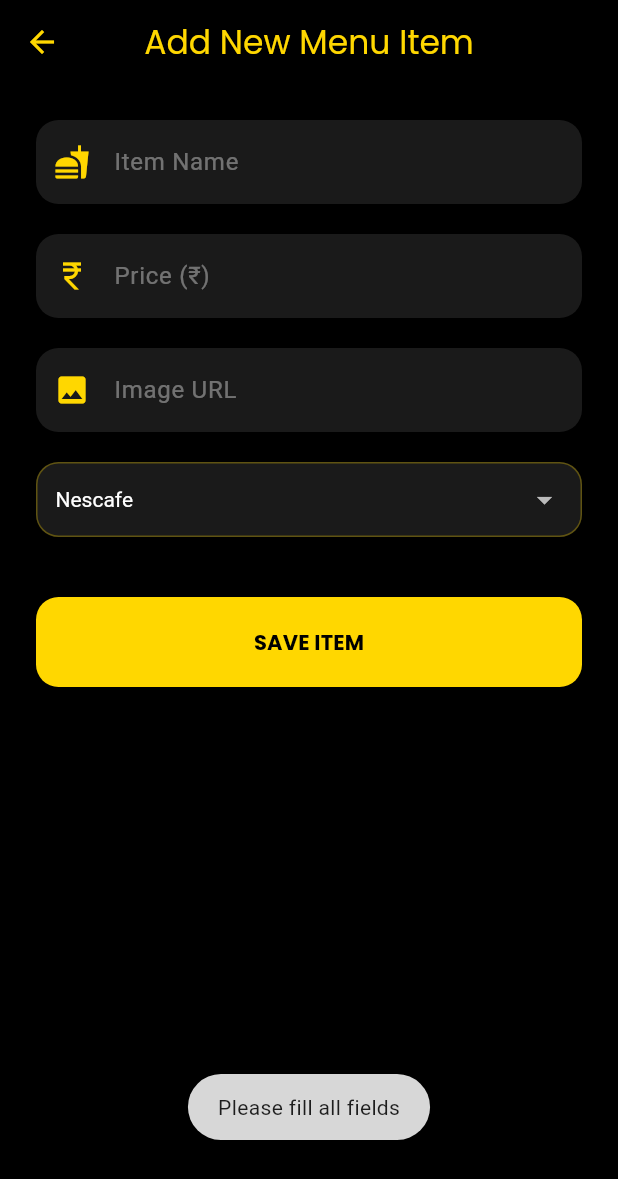
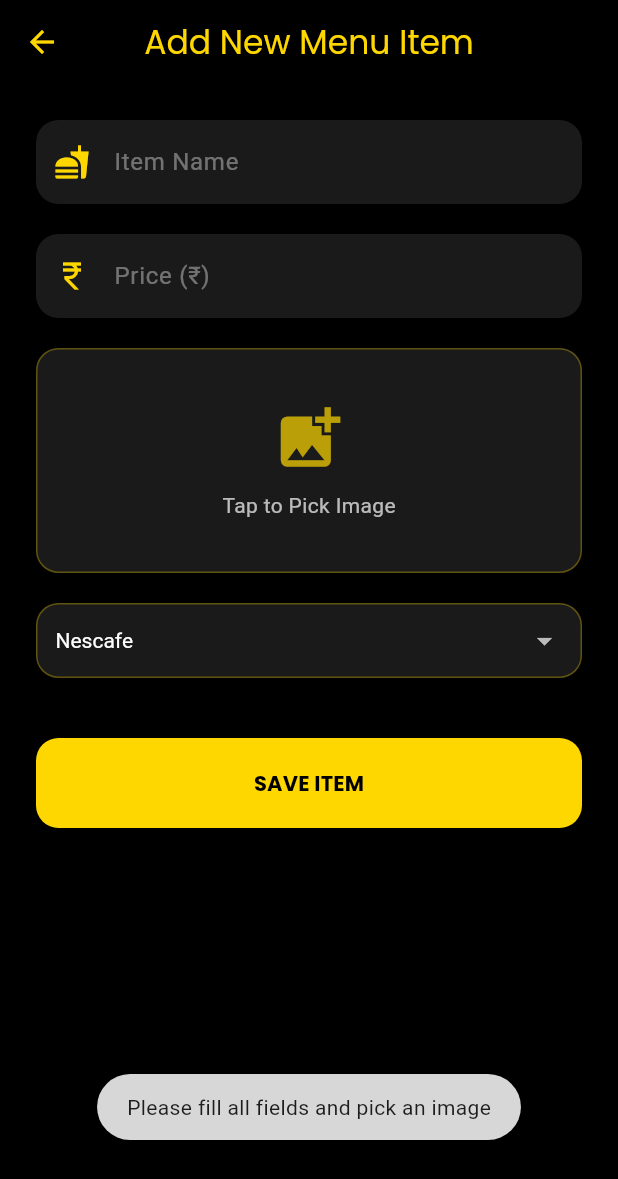
Before and after one commit to ChandniPoddar/hunger_zone, a Flutter app: the AddItemScreen screen opened directly, after a tap on "SAVE ITEM", on a phone screen of 412 x 824 dp. Shown: the top 1179 px of the screen. Run offline on Flutter 3.47's test engine with Material 3 defaults, Android fonts, the phone set to English and light mode, and no system bars; our stand-ins replace cached_network_image, fluttertoast, google_fonts, image_picker, shared_preferences; missing offline and left inert: razorpay_flutter; accounts and stored records are empty; network calls fail.

Commit message:
image upload system completed

```diff
--- a/ggiCanteenBackend/package.json
+++ b/ggiCanteenBackend/package.json
@@ -26,6 +26,7 @@
     "cors": "^2.8.6",
     "dotenv": "^17.3.1",
     "express": "^5.2.1",
-    "mongoose": "^9.3.0"
+    "mongoose": "^9.3.0",
+    "multer": "^2.1.1"
   }
 }
--- a/lib/providers/cart_provider.dart
+++ b/lib/providers/cart_provider.dart
@@ -9,7 +9,7 @@ class CartProvider with ChangeNotifier {
 
   final Map<String, CartItem> _items = {};
 
-  static const String baseUrl = "http://10.0.2.2:5000";
+  static const String baseUrl = "http://172.20.2.13:5000";
 
   Map<String, CartItem> get items => {..._items};
 
--- a/lib/screens/admin/add_edit_product_screen.dart
+++ b/lib/screens/admin/add_edit_product_screen.dart
@@ -28,7 +28,7 @@ class _AddEditProductScreenState extends State<AddEditProductScreen> {
   bool _isAvailable = true;
 
   /// CHANGE THIS TO YOUR NODE SERVER
-  final String baseUrl = "http://10.0.2.2:5000/products";
+  final String baseUrl = "http://172.20.2.13:5000/products";
 
   final List<String> _categories = [
     'Nescafe',
--- a/lib/screens/admin/canteen_admin_dashboard.dart
+++ b/lib/screens/admin/canteen_admin_dashboard.dart
@@ -26,7 +26,7 @@ class _CanteenAdminDashboardState extends State<CanteenAdminDashboard>
   bool loading = true;
 
   /// CHANGE IF USING REAL DEVICE
-  final String apiUrl = "http://10.0.2.2:5000/api/orders/canteen";
+  final String apiUrl = "http://172.20.2.13:5000/api/orders/canteen";
 
   @override
   void initState() {
@@ -62,7 +62,7 @@ class _CanteenAdminDashboardState extends State<CanteenAdminDashboard>
 
   Future<void> updateOrderStatus(String id, String status) async {
     await http.put(
-      Uri.parse("http://10.0.2.2:5000/api/orders/$id/status"),
+      Uri.parse("http://172.20.2.13:5000/api/orders/$id/status"),
       headers: {"Content-Type": "application/json"},
       body: json.encode({"status": status}),
     );
--- a/lib/screens/admin/fruit_admin_dashboard.dart
+++ b/lib/screens/admin/fruit_admin_dashboard.dart
@@ -42,7 +42,7 @@ class _FruitAdminDashboardState extends State<FruitAdminDashboard>
   Future<void> fetchOrders() async {
     try {
       final response =
-      await http.get(Uri.parse("http://10.0.2.2:5000/api/orders/fruit"));
+      await http.get(Uri.parse("http://172.20.2.13:5000/api/orders/fruit"));
 
       if (response.statusCode == 200) {
         setState(() {
@@ -56,7 +56,7 @@ class _FruitAdminDashboardState extends State<FruitAdminDashboard>
 
   Future<void> updateOrderStatus(String id, String status) async {
     await http.put(
-      Uri.parse("http://10.0.2.2:5000/api/orders/$id/status"),
+      Uri.parse("http://172.20.2.13:5000/api/orders/$id/status"),
       headers: {"Content-Type": "application/json"},
       body: jsonEncode({"status": status}),
     );
--- a/lib/screens/admin/lipton_admin_dashboard.dart
+++ b/lib/screens/admin/lipton_admin_dashboard.dart
@@ -42,7 +42,7 @@ class _LiptonAdminDashboardState extends State<LiptonAdminDashboard>
   Future<void> fetchOrders() async {
     try {
       final response =
-      await http.get(Uri.parse("http://10.0.2.2:5000/api/orders/lipton"));
+      await http.get(Uri.parse("http://172.20.2.13:5000/api/orders/lipton"));
 
       if (response.statusCode == 200) {
         setState(() {
@@ -56,7 +56,7 @@ class _LiptonAdminDashboardState extends State<LiptonAdminDashboard>
 
   Future<void> updateOrderStatus(String id, String status) async {
     await http.put(
-      Uri.parse("http://10.0.2.2:5000/api/orders/$id/status"),
+      Uri.parse("http://172.20.2.13:5000/api/orders/$id/status"),
       headers: {"Content-Type": "application/json"},
       body: jsonEncode({"status": status}),
     );
--- a/lib/screens/admin/nescafe_admin_dashboard.dart
+++ b/lib/screens/admin/nescafe_admin_dashboard.dart
@@ -25,7 +25,7 @@ class _NescafeAdminDashboardState extends State<NescafeAdminDashboard>
   List orders = [];
   bool loading = true;
 
-  final String apiUrl = "http://10.0.2.2:5000/api/orders/nescafe";
+  final String apiUrl = "http://172.20.2.13:5000/api/orders/nescafe";
 
   @override
   void initState() {
@@ -60,7 +60,7 @@ class _NescafeAdminDashboardState extends State<NescafeAdminDashboard>
   Future<void> updateOrderStatus(String id, String status) async {
 
     await http.put(
-      Uri.parse("http://10.0.2.2:5000/api/orders/$id/status"),
+      Uri.parse("http://172.20.2.13:5000/api/orders/$id/status"),
       headers: {"Content-Type": "application/json"},
       body: json.encode({"status": status}),
     );
--- a/lib/screens/auth/add_item_screen.dart
+++ b/lib/screens/auth/add_item_screen.dart
@@ -2,7 +2,9 @@ import 'package:flutter/material.dart';
 import 'package:google_fonts/google_fonts.dart';
 import 'package:http/http.dart' as http;
 import 'dart:convert';
+import 'dart:io';
 import 'package:fluttertoast/fluttertoast.dart';
+import 'package:image_picker/image_picker.dart';
 
 class AddItemScreen extends StatefulWidget {
   const AddItemScreen({super.key});
@@ -14,31 +16,46 @@ class AddItemScreen extends StatefulWidget {
 class _AddItemScreenState extends State<AddItemScreen> {
   final _nameController = TextEditingController();
   final _priceController = TextEditingController();
-  final _urlController = TextEditingController();
   String _selectedCategory = 'Nescafe'; // Default
   bool _isLoading = false;
+  File? _selectedImage;
 
   final List<String> _categories = ['Nescafe', 'Lipton', 'Canteen', 'Fruit Corner'];
 
+  Future<void> _pickImage() async {
+    final picker = ImagePicker();
+    final pickedFile = await picker.pickImage(source: ImageSource.gallery);
+    if (pickedFile != null) {
+      setState(() {
+        _selectedImage = File(pickedFile.path);
+      });
+    }
+  }
+
   Future<void> _submitData() async {
-    if (_nameController.text.isEmpty || _priceController.text.isEmpty || _urlController.text.isEmpty) {
-      Fluttertoast.showToast(msg: "Please fill all fields");
+    if (_nameController.text.isEmpty || _priceController.text.isEmpty || _selectedImage == null) {
+      Fluttertoast.showToast(msg: "Please fill all fields and pick an image");
       return;
     }
 
     setState(() => _isLoading = true);
 
     try {
-      final response = await http.post(
-        Uri.parse("http://10.0.2.2:5000/add-item"),
-        headers: {"Content-Type": "application/json"},
-        body: jsonEncode({
-          "name": _nameController.text,
-          "price": double.parse(_priceController.text),
-          "category": _selectedCategory,
-          "imageUrl": _urlController.text,
-        }),
+      var request = http.MultipartRequest(
+        "POST",
+        Uri.parse("http://172.20.2.13:5000/add-item"),
       );
+
+      request.fields['name'] = _nameController.text;
+      request.fields['price'] = _priceController.text;
+      request.fields['category'] = _selectedCategory;
+
+      request.files.add(
+        await http.MultipartFile.fromPath('image', _selectedImage!.path),
+      );
+
+      final streamResponse = await request.send();
+      final response = await http.Response.fromStream(streamResponse);
 
       if (response.statusCode == 201) {
         Fluttertoast.showToast(msg: "Item Added Successfully!");
@@ -70,7 +87,32 @@ class _AddItemScreenState extends State<AddItemScreen> {
             const SizedBox(height: 20),
             _buildInput("Price (₹)", _priceController, Icons.currency_rupee, keyboardType: TextInputType.number),
             const SizedBox(height: 20),
-            _buildInput("Image URL", _urlController, Icons.image),
+
+            GestureDetector(
+              onTap: _pickImage,
+              child: Container(
+                height: 150,
+                width: double.infinity,
+                decoration: BoxDecoration(
+                  color: Colors.white10,
+                  borderRadius: BorderRadius.circular(15),
+                  border: Border.all(color: const Color(0xFFFFD700).withOpacity(0.3)),
+                ),
+                child: _selectedImage == null
+                    ? Column(
+                        mainAxisAlignment: MainAxisAlignment.center,
+                        children: [
+                          Icon(Icons.add_photo_alternate, size: 50, color: const Color(0xFFFFD700).withOpacity(0.7)),
+                          const SizedBox(height: 10),
+                          const Text("Tap to Pick Image", style: TextStyle(color: Colors.white70)),
+                        ],
+                      )
+                    : ClipRRect(
+                        borderRadius: BorderRadius.circular(15),
+                        child: Image.file(_selectedImage!, fit: BoxFit.cover),
+                      ),
+              ),
+            ),
             const SizedBox(height: 20),
 
             // Category Dropdown
--- a/lib/screens/auth/auth_wrapper.dart
+++ b/lib/screens/auth/auth_wrapper.dart
@@ -7,7 +7,7 @@ class AuthService extends ChangeNotifier {
   bool loading = false;
 
   // Change to your backend URL
-  final String baseUrl = "http://10.0.2.2:5000/api";
+  final String baseUrl = "http://172.20.2.13:5000/api";
 
   Map<String, dynamic>? currentUser;
 
--- a/lib/screens/consumer/canteen_screen.dart
+++ b/lib/screens/consumer/canteen_screen.dart
@@ -34,7 +34,7 @@ class _CanteenScreenState extends State<CanteenScreen> with SingleTickerProvider
 
   Future<void> fetchItems() async {
     try {
-      final response = await http.get(Uri.parse('http://10.0.2.2:5000/items/canteen'));
+      final response = await http.get(Uri.parse('http://172.20.2.13:5000/items/canteen'));
       if (response.statusCode == 200) {
         final List<dynamic> data = json.decode(response.body);
         if (mounted) {
--- a/lib/screens/consumer/cart_screen.dart
+++ b/lib/screens/consumer/cart_screen.dart
@@ -28,7 +28,7 @@ class _CartScreenState extends State<CartScreen>
 
   final String razorpayKey = 'rzp_test_SAodWBg2uq2dkh';
 
-  final String apiUrl = "http://10.0.2.2:5000/api/orders";
+  final String apiUrl = "http://172.20.2.13:5000/api/orders";
 
   @override
   void initState() {
--- a/lib/screens/consumer/fruitcorner_screen.dart
+++ b/lib/screens/consumer/fruitcorner_screen.dart
@@ -38,7 +38,7 @@ class _FruitCornerScreenState extends State<FruitCornerScreen> with SingleTicker
   Future<void> fetchItems() async {
     try {
       // NOTE: Our backend handles "fruit" param to point to FruitCornerItem
-      final response = await http.get(Uri.parse('http://10.0.2.2:5000/items/fruit'));
+      final response = await http.get(Uri.parse('http://172.20.2.13:5000/items/fruit'));
       if (response.statusCode == 200) {
         final List<dynamic> data = json.decode(response.body);
         if (mounted) {
--- a/lib/screens/consumer/lipton_screen.dart
+++ b/lib/screens/consumer/lipton_screen.dart
@@ -37,7 +37,7 @@ class _LiptonScreenState extends State<LiptonScreen> with SingleTickerProviderSt
 
   Future<void> fetchItems() async {
     try {
-      final response = await http.get(Uri.parse('http://10.0.2.2:5000/items/lipton'));
+      final response = await http.get(Uri.parse('http://172.20.2.13:5000/items/lipton'));
       if (response.statusCode == 200) {
         final List<dynamic> data = json.decode(response.body);
         if (mounted) {
--- a/lib/screens/consumer/live_track_screen.dart
+++ b/lib/screens/consumer/live_track_screen.dart
@@ -31,7 +31,7 @@ class _LiveTrackScreenState extends State<LiveTrackScreen> {
     }
 
     try {
-      final res = await http.get(Uri.parse("http://10.0.2.2:5000/api/orders/user/$email"));
+      final res = await http.get(Uri.parse("http://172.20.2.13:5000/api/orders/user/$email"));
       if (res.statusCode == 200) {
         if (mounted) {
           setState(() {
--- a/lib/screens/consumer/nescafe_screen.dart
+++ b/lib/screens/consumer/nescafe_screen.dart
@@ -34,7 +34,7 @@ class _NescafeScreenState extends State<NescafeScreen> with SingleTickerProvider
 
   Future<void> fetchItems() async {
     try {
-      final response = await http.get(Uri.parse('http://10.0.2.2:5000/items/nescafe'));
+      final response = await http.get(Uri.parse('http://172.20.2.13:5000/items/nescafe'));
       if (response.statusCode == 200) {
         final List<dynamic> data = json.decode(response.body);
         if (mounted) {
--- a/lib/services/auth_service.dart
+++ b/lib/services/auth_service.dart
@@ -12,8 +12,8 @@ class AuthService extends ChangeNotifier {
   String? email;
   String? name;
 
-  // Use 10.0.2.2 for Android Emulator, localhost for iOS or Web
-  static const String baseUrl = "http://10.0.2.2:5000";
+  // Use 172.20.2.13 for Android Physical Device
+  static const String baseUrl = "http://172.20.2.13:5000";
   static const String _sessionKey = 'login_timestamp';
   static const int _oneWeekMillis = 7 * 24 * 60 * 60 * 1000;
 
```
Also changed, not shown: ggiCanteenBackend/package-lock.json, ggiCanteenBackend/uploads/1774260036585.jpg (added), 1 other file.
